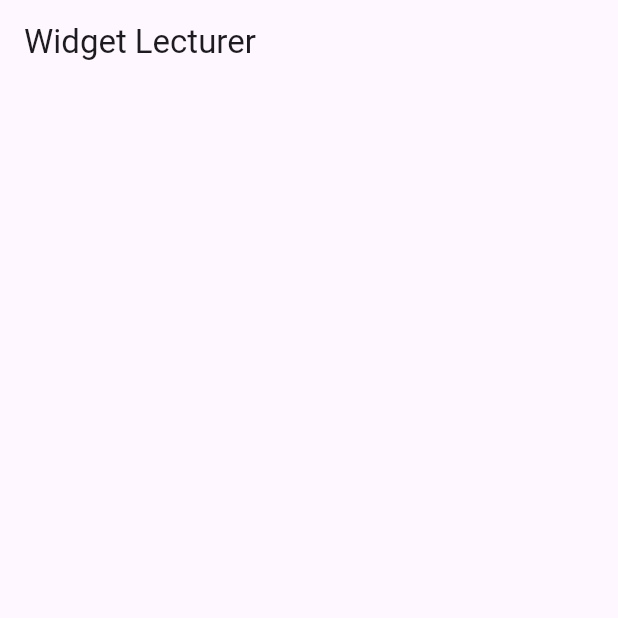
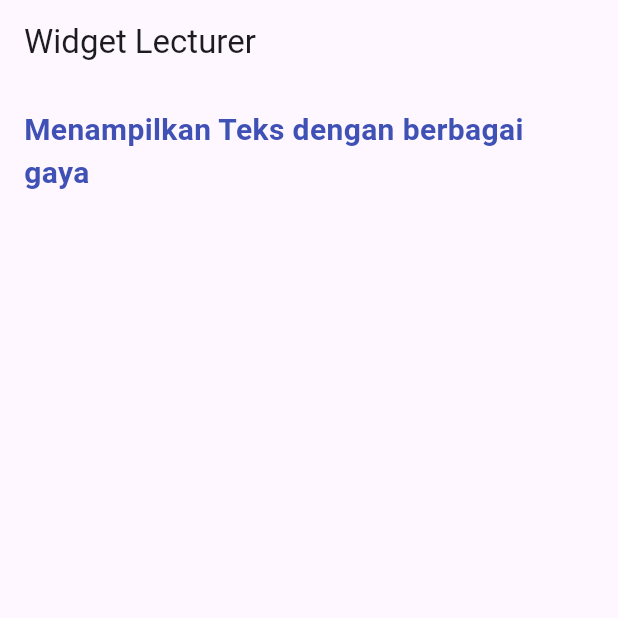
Before and after one commit to renaldiYogaRM/2211102441147-Renaldi_Yoga_Rendy_Menono-widget_lecturer, a Flutter app: the screen it shows after launch, on a phone screen of 412 x 824 dp, the top half of it. Run offline on Flutter 3.47's test engine with Material 3 defaults, Android fonts, the light colour scheme and no system bars.

Commit message:
Menambahkan teks dengan berbagai gaya

```diff
--- a/lib/home_page.dart
+++ b/lib/home_page.dart
@@ -11,7 +11,16 @@ class HomePage extends StatelessWidget {
         padding: const EdgeInsets.all(16.0),
         child: Column(
           crossAxisAlignment: CrossAxisAlignment.start,
-          children: [],
+          children: [
+            const Text(
+              'Menampilkan Teks dengan berbagai gaya',
+              style: TextStyle(
+                fontSize: 20,
+                fontWeight: FontWeight.bold,
+                color: Colors.indigo,
+              ),
+            ),
+          ],
         ),
       ),
     );
```
